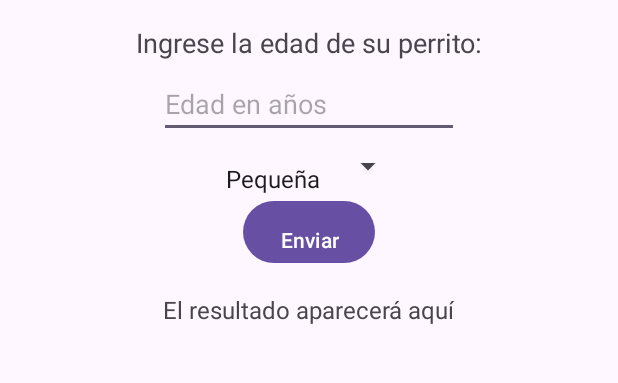
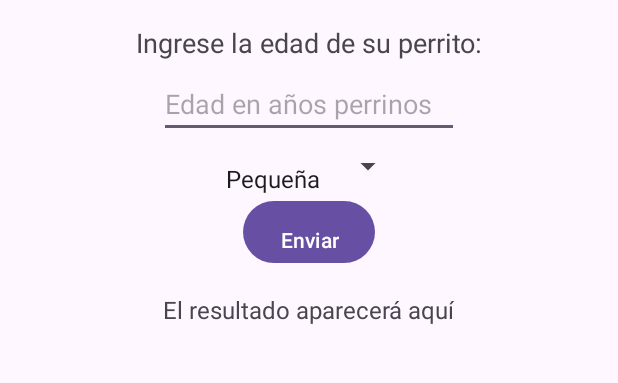
Before and after one commit to ImanolSilva/PerroEdad, an Android app: the screen it shows after launch (MainActivity), on a phone screen of 412 x 824 dp, the part 225-608 px from its top. Run offline under Robolectric (Android 15) with nearby library versions, the light colour scheme and no system bars; 2 statements that could not run were skipped.

Commit message:
Primer commit Edad Perritos update

```diff
--- a/app/src/main/res/layout/activity_main.xml
+++ b/app/src/main/res/layout/activity_main.xml
@@ -35,7 +35,7 @@
         android:id="@+id/ageInput"
         android:layout_width="200dp"
         android:layout_height="wrap_content"
-        android:hint="Edad en años"
+        android:hint="Edad en años perrinos"
         android:inputType="number"
         app:layout_constraintTop_toBottomOf="@+id/textView"
         app:layout_constraintStart_toStartOf="parent"
```
